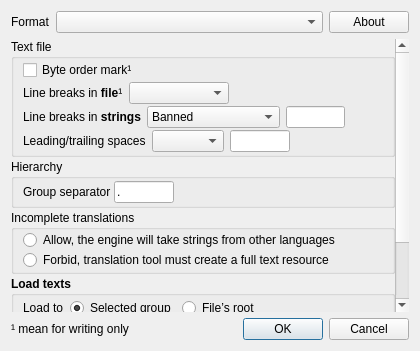
Before: the Qt Designer form UTranslator/FmFileFormat.ui in Mercury13/utranslator, drawn with Qt 5.
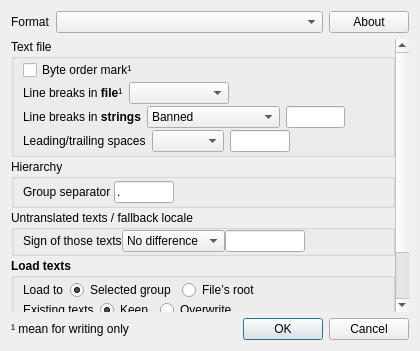
After: the same form once the commit is applied.

Patch:
```diff
--- a/UTranslator/FmFileFormat.ui
+++ b/UTranslator/FmFileFormat.ui
@@ -47,9 +47,9 @@
       <property name="geometry">
        <rect>
         <x>0</x>
-        <y>-24</y>
+        <y>0</y>
         <width>385</width>
-        <height>301</height>
+        <height>284</height>
        </rect>
       </property>
       <layout class="QVBoxLayout" name="verticalLayout_2">
@@ -341,7 +341,7 @@
        <item>
         <widget class="QGroupBox" name="grpIncomplete">
          <property name="title">
-          <string>Incomplete translations</string>
+          <string>Untranslated texts / fallback locale</string>
          </property>
          <layout class="QVBoxLayout" name="verticalLayout_6">
           <property name="spacing">
@@ -357,18 +357,84 @@
            <number>1</number>
           </property>
           <item>
-           <widget class="QRadioButton" name="radioIncompleteYes">
-            <property name="text">
-             <string>Allow, the engine will take strings from other languages</string>
-            </property>
-           </widget>
-          </item>
-          <item>
-           <widget class="QRadioButton" name="radioIncompleteNo">
-            <property name="text">
-             <string>Forbid, translation tool must create a full text resource</string>
-            </property>
-           </widget>
+           <layout class="QHBoxLayout" name="horizontalLayout_10">
+            <item>
+             <widget class="QLabel" name="lbSignOf">
+              <property name="text">
+               <string>Sign of those texts</string>
+              </property>
+             </widget>
+            </item>
+            <item>
+             <widget class="QComboBox" name="comboUntranslSign">
+              <property name="minimumSize">
+               <size>
+                <width>100</width>
+                <height>0</height>
+               </size>
+              </property>
+              <item>
+               <property name="text">
+                <string>No difference</string>
+               </property>
+              </item>
+              <item>
+               <property name="text">
+                <string>Skip them</string>
+               </property>
+              </item>
+              <item>
+               <property name="text">
+                <string>ID prefix</string>
+               </property>
+              </item>
+              <item>
+               <property name="text">
+                <string>ID suffix</string>
+               </property>
+              </item>
+              <item>
+               <property name="text">
+                <string>Text prefix</string>
+               </property>
+              </item>
+              <item>
+               <property name="text">
+                <string>Text suffix</string>
+               </property>
+              </item>
+             </widget>
+            </item>
+            <item>
+             <widget class="QLineEdit" name="comboUntranslPrefix">
+              <property name="maximumSize">
+               <size>
+                <width>80</width>
+                <height>16777215</height>
+               </size>
+              </property>
+              <property name="baseSize">
+               <size>
+                <width>80</width>
+                <height>0</height>
+               </size>
+              </property>
+             </widget>
+            </item>
+            <item>
+             <spacer name="horizontalSpacer_8">
+              <property name="orientation">
+               <enum>Qt::Horizontal</enum>
+              </property>
+              <property name="sizeHint" stdset="0">
+               <size>
+                <width>40</width>
+                <height>20</height>
+               </size>
+              </property>
+             </spacer>
+            </item>
+           </layout>
           </item>
          </layout>
         </widget>
```
Left out of the diff: 6 changed lines with no effect on the pictures.
